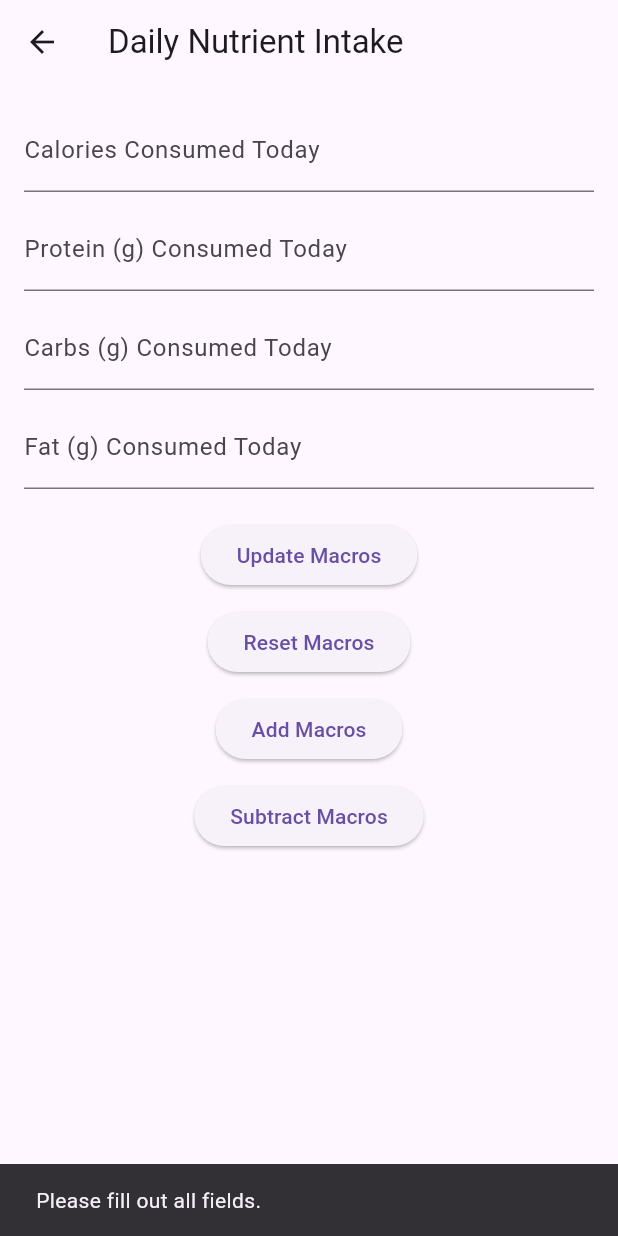
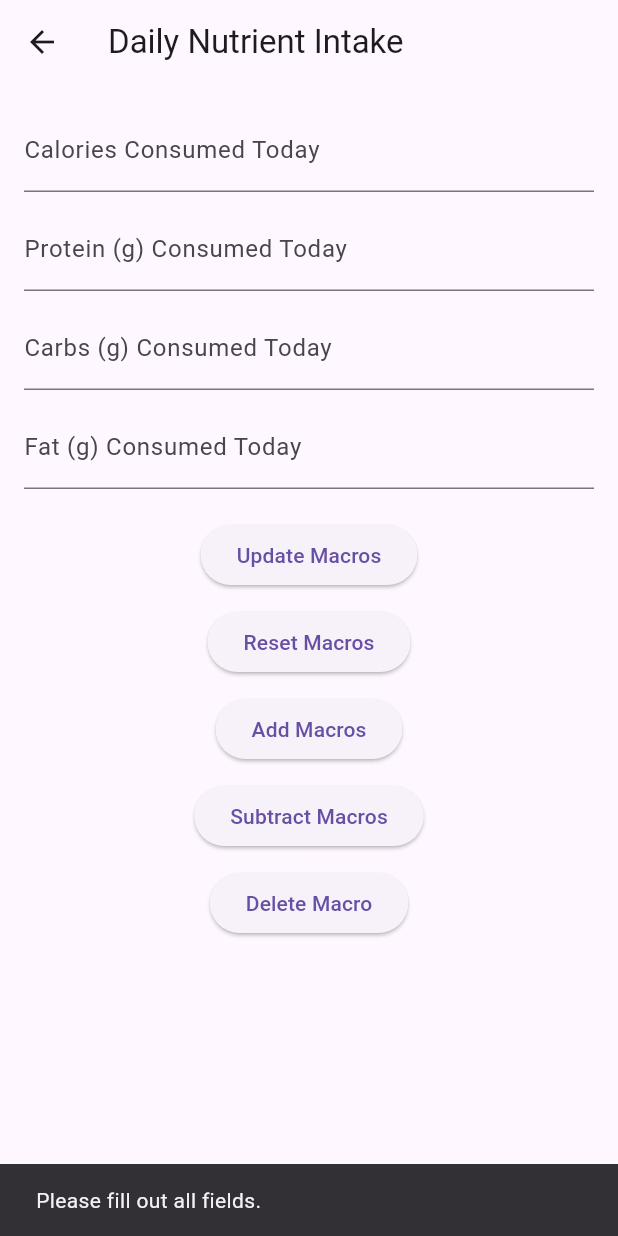
Before and after one commit to avvooturi/COP4331DiorieApp, a Flutter app: the CustomRecipesPage screen opened directly with empty values, after a tap on "Update Macros", after a tap on "Reset Macros", on a phone screen of 412 x 824 dp. Run offline on Flutter 3.47's test engine with Material 3 defaults, Android fonts, the phone set to English and light mode, and no system bars; our stand-ins replace table_calendar; network calls fail.

Commit message:
implemented delete function

```diff
--- a/meal_planner/lib/custom_recipes_page.dart
+++ b/meal_planner/lib/custom_recipes_page.dart
@@ -56,7 +56,7 @@ class _CustomRecipesPageState extends State<CustomRecipesPage> {
     }
   }
 
-  Future<void> _updateMacroData(String search) async {
+  Future<void> _updateMacroData(String action) async {
     if (_caloriesController.text.isEmpty ||
         _proteinController.text.isEmpty ||
         _carbsController.text.isEmpty ||
@@ -79,7 +79,7 @@ class _CustomRecipesPageState extends State<CustomRecipesPage> {
     try {
       final response = await http.put(
         Uri.parse(
-            'http://cop4331-t23.xyz:5079/api/updatemacro/${widget.objectId}/$search'),
+            'http://cop4331-t23.xyz:5079/api/updatemacro/${widget.objectId}/$action'),
         headers: {'Content-Type': 'application/json'},
         body: jsonEncode(data),
       );
@@ -92,6 +92,41 @@ class _CustomRecipesPageState extends State<CustomRecipesPage> {
       } else {
         ScaffoldMessenger.of(context).showSnackBar(
           SnackBar(content: Text('Error: ${response.body}')),
+        );
+      }
+    } catch (error) {
+      ScaffoldMessenger.of(context).showSnackBar(
+        SnackBar(content: Text('Error: $error')),
+      );
+    } finally {
+      setState(() => _isLoading = false);
+    }
+  }
+
+  Future<void> _deleteMacro() async {
+    setState(() => _isLoading = true);
+
+    try {
+      final response = await http.delete(
+        Uri.parse(
+            'http://cop4331-t23.xyz:5079/api/deletemacro/${widget.objectId}'),
+      );
+
+      if (response.statusCode == 200) {
+        ScaffoldMessenger.of(context).showSnackBar(
+          const SnackBar(content: Text('Macro deleted successfully!')),
+        );
+
+        // Clear the fields after deletion
+        setState(() {
+          _caloriesController.clear();
+          _proteinController.clear();
+          _carbsController.clear();
+          _fatController.clear();
+        });
+      } else {
+        ScaffoldMessenger.of(context).showSnackBar(
+          SnackBar(content: Text('Error deleting macro: ${response.body}')),
         );
       }
     } catch (error) {
@@ -166,6 +201,11 @@ class _CustomRecipesPageState extends State<CustomRecipesPage> {
                           onPressed: () => _updateMacroData('S'),
                           child: const Text('Subtract Macros'),
                         ),
+                        const SizedBox(height: 10),
+                        ElevatedButton(
+                          onPressed: _deleteMacro,
+                          child: const Text('Delete Macro'),
+                        ),
                       ],
                     ),
                   ),
```
